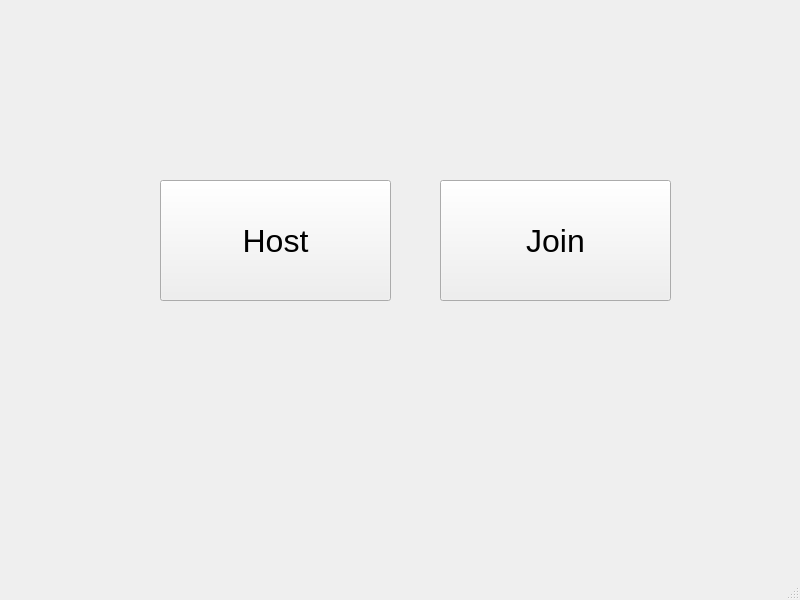
Before: the Qt Designer form mainwindow.ui in Mamad-MD/JukeBox-MusicPlayer-, drawn with Qt 5.
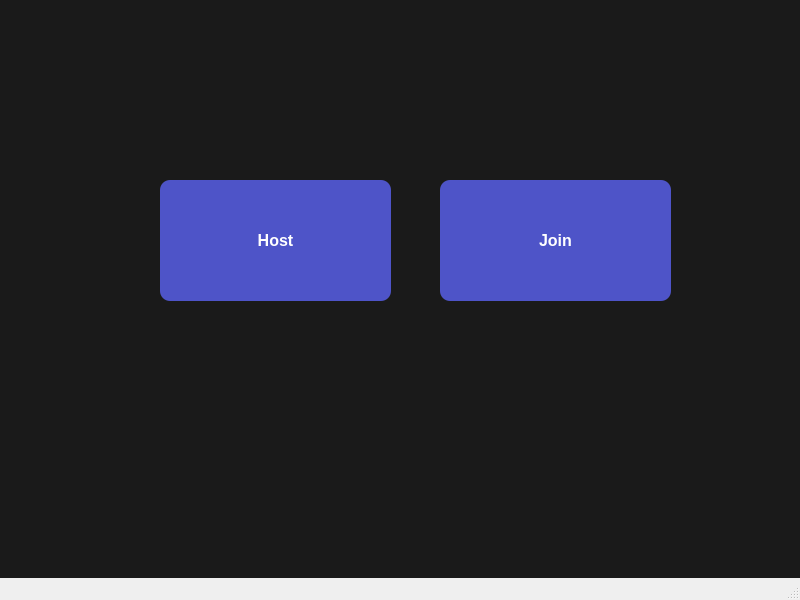
After: the same form once the commit is applied. Icons and pictures are not drawn.

The edit to the form file:
```diff
--- a/mainwindow.ui
+++ b/mainwindow.ui
@@ -14,6 +14,58 @@
    <string>MainWindow</string>
   </property>
   <widget class="QWidget" name="centralwidget">
+   <property name="styleSheet">
+    <string notr="true">QWidget#centralwidget {
+    /*background-image: url(:/images/bg_main.jpg); */
+    background-position: center;
+    background-repeat: no-repeat;
+    background-color: #1a1a1a;
+}
+
+QLabel {
+    color: #f0f0f0;
+    font-size: 11pt;
+    font-family: &quot;Segoe UI&quot;, &quot;Arial&quot;;
+}
+
+QLineEdit {
+    background-color: rgba(255, 255, 255, 0.85);
+    color: #000;
+    font-size: 10pt;
+    padding: 5px;
+    border: 1px solid #aaa;
+    border-radius: 5px;
+}
+
+QPushButton {
+    background-color: #4e54c8;
+    background-image: linear-gradient(315deg, #4e54c8 0%, #8f94fb 74%);
+    color: white;
+    border-radius: 10px;
+    font-size: 12pt;
+    padding: 8px 16px;
+    font-weight: bold;
+    border: none;
+}
+
+QPushButton:hover {
+    background-color: #6a6ff0;
+}
+
+QPushButton:pressed {
+    background-color: #3e42a8;
+}
+
+QTableWidget {
+    background-color: rgba(255, 255, 255, 0.9);
+    alternate-background-color: #f2f2f2;
+    gridline-color: #ccc;
+    font-size: 9pt;
+    color: #000;
+    border-radius: 6px;
+}
+</string>
+   </property>
    <widget class="QPushButton" name="PushButton_Host">
     <property name="geometry">
      <rect>
@@ -26,7 +78,8 @@
     <property name="font">
      <font>
       <family>Arial</family>
-      <pointsize>24</pointsize>
+      <pointsize>12</pointsize>
+      <bold>true</bold>
      </font>
     </property>
     <property name="text">
@@ -45,7 +98,8 @@
     <property name="font">
      <font>
       <family>Arial</family>
-      <pointsize>24</pointsize>
+      <pointsize>12</pointsize>
+      <bold>true</bold>
      </font>
     </property>
     <property name="text">
```
Left out of the diff: 4 changed lines with no effect on the pictures.
